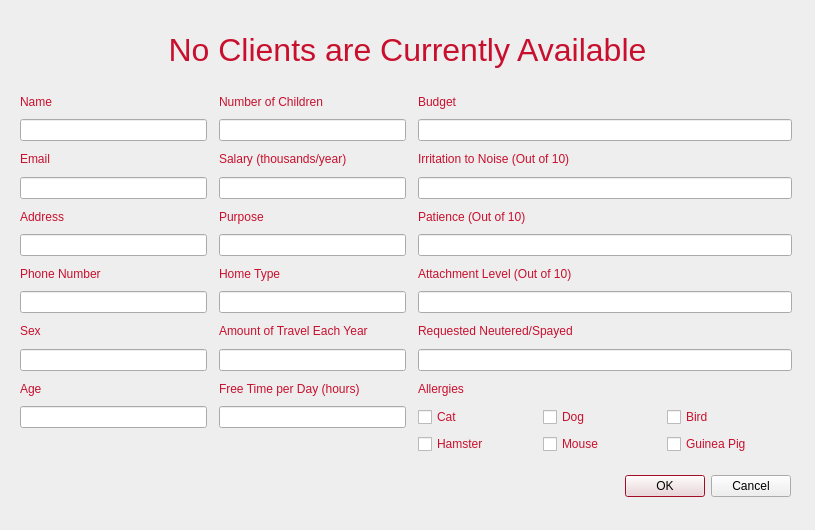
The window that cuACS/viewprofile.ui (cameronhawtin/Animal-Farm-cuACS) describes before a commit, drawn with Qt 5.
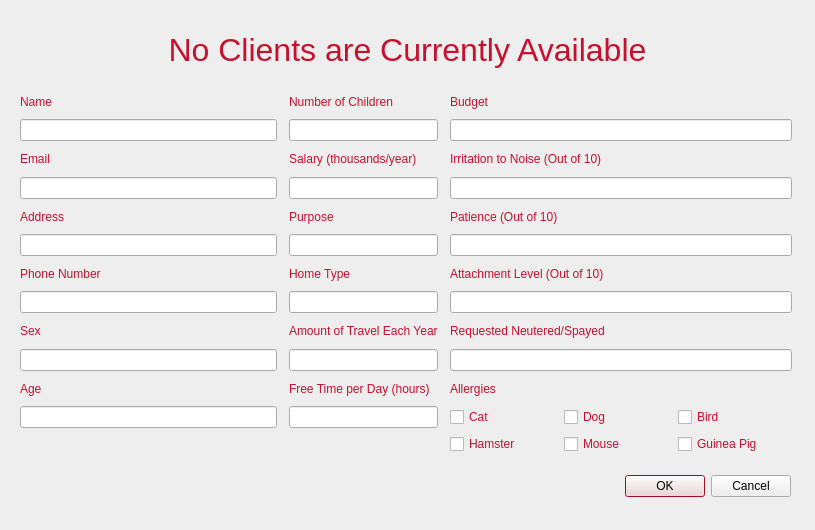
The same window after the commit.

```diff
--- a/cuACS/viewprofile.ui
+++ b/cuACS/viewprofile.ui
@@ -68,7 +68,7 @@
       </brush>
      </colorrole>
      <colorrole role="PlaceholderText">
-      <brush brushstyle="SolidPattern">
+      <brush brushstyle="NoBrush">
        <color alpha="128">
         <red>0</red>
         <green>0</green>
@@ -133,7 +133,7 @@
       </brush>
      </colorrole>
      <colorrole role="PlaceholderText">
-      <brush brushstyle="SolidPattern">
+      <brush brushstyle="NoBrush">
        <color alpha="128">
         <red>0</red>
         <green>0</green>
@@ -198,7 +198,7 @@
       </brush>
      </colorrole>
      <colorrole role="PlaceholderText">
-      <brush brushstyle="SolidPattern">
+      <brush brushstyle="NoBrush">
        <color alpha="128">
         <red>0</red>
         <green>0</green>
@@ -264,7 +264,7 @@
      <height>364</height>
     </rect>
    </property>
-   <layout class="QGridLayout" name="gridLayout_24" columnstretch="1,1,2">
+   <layout class="QGridLayout" name="gridLayout_24" columnstretch="3,1,4">
     <property name="horizontalSpacing">
      <number>12</number>
     </property>
```
